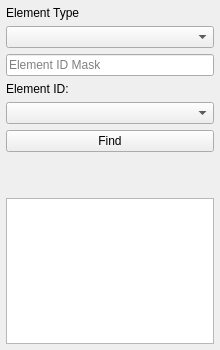
Ingeniousware/QGISRed-BID, file ui/qgisred_findElements_dock.ui: the form before one commit.
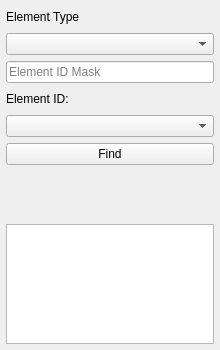
The form after the commit. Custom widgets are drawn as their Qt base class.

Commit message: fixing dock height

The edit to the form file:
```diff
--- a/ui/qgisred_findElements_dock.ui
+++ b/ui/qgisred_findElements_dock.ui
@@ -13,7 +13,13 @@
   <property name="minimumSize">
    <size>
     <width>220</width>
-    <height>350</height>
+    <height>320</height>
+   </size>
+  </property>
+  <property name="maximumSize">
+   <size>
+    <width>524287</width>
+    <height>400</height>
    </size>
   </property>
   <property name="windowTitle">
@@ -44,10 +50,23 @@
      </widget>
     </item>
     <item>
-     <widget class="QComboBox" name="cbElementType"/>
+     <widget class="QComboBox" name="cbElementType">
+      <property name="sizePolicy">
+       <sizepolicy hsizetype="Expanding" vsizetype="Fixed">
+        <horstretch>0</horstretch>
+        <verstretch>0</verstretch>
+       </sizepolicy>
+      </property>
+     </widget>
     </item>
     <item>
      <widget class="QLineEdit" name="leElementMask">
+      <property name="sizePolicy">
+       <sizepolicy hsizetype="Expanding" vsizetype="Fixed">
+        <horstretch>0</horstretch>
+        <verstretch>0</verstretch>
+       </sizepolicy>
+      </property>
       <property name="placeholderText">
        <string>Element ID Mask</string>
       </property>
@@ -62,6 +81,12 @@
     </item>
     <item>
      <widget class="QComboBox" name="cbElementId">
+      <property name="sizePolicy">
+       <sizepolicy hsizetype="Expanding" vsizetype="Fixed">
+        <horstretch>0</horstretch>
+        <verstretch>0</verstretch>
+       </sizepolicy>
+      </property>
       <property name="placeholderText">
        <string/>
       </property>
@@ -69,6 +94,12 @@
     </item>
     <item>
      <widget class="QPushButton" name="btFind">
+      <property name="sizePolicy">
+       <sizepolicy hsizetype="Minimum" vsizetype="Fixed">
+        <horstretch>0</horstretch>
+        <verstretch>0</verstretch>
+       </sizepolicy>
+      </property>
       <property name="text">
        <string>Find</string>
       </property>
@@ -91,9 +122,9 @@
     <item>
      <widget class="QListWidget" name="listWidget">
       <property name="sizePolicy">
-       <sizepolicy hsizetype="Expanding" vsizetype="Expanding">
+       <sizepolicy hsizetype="Expanding" vsizetype="Fixed">
         <horstretch>0</horstretch>
-        <verstretch>1</verstretch>
+        <verstretch>0</verstretch>
        </sizepolicy>
       </property>
       <property name="minimumSize">
@@ -102,6 +133,12 @@
         <height>100</height>
        </size>
       </property>
+      <property name="maximumSize">
+       <size>
+        <width>16777215</width>
+        <height>120</height>
+       </size>
+      </property>
      </widget>
     </item>
    </layout>
```
